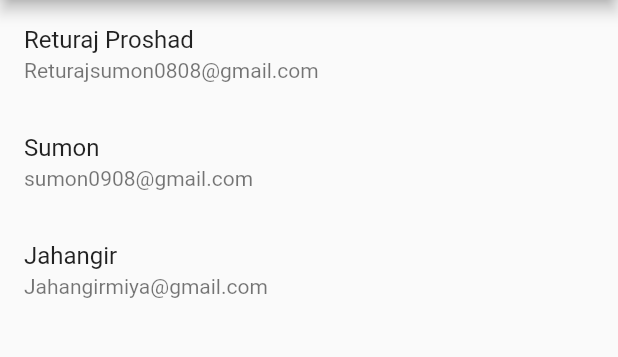
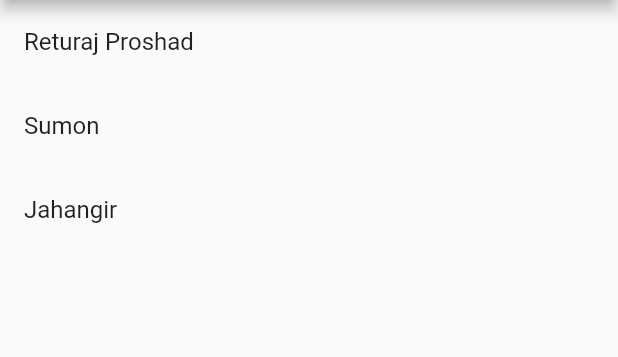
Before and after one commit to ReturajProshad/live_test_module_8, a Flutter app: the screen it shows after launch, on a phone screen of 412 x 824 dp, the part 84-441 px from its top. Run offline on Flutter 3.47's test engine with Material 2 defaults, Android fonts, the phone set to English and light mode, and no system bars.

Commit message:
Live Test module 8 contact list

```diff
--- a/lib/main.dart
+++ b/lib/main.dart
@@ -48,7 +48,7 @@ class HomePage extends StatelessWidget {
         itemBuilder: (context, index) {
           return ListTile(
             title: Text(contacts[index].name),
-            subtitle: Text(contacts[index].email),
+           // subtitle: Text(contacts[index].email),
             onTap: () {
               showContactDetails(context, contacts[index]);
             },
```
